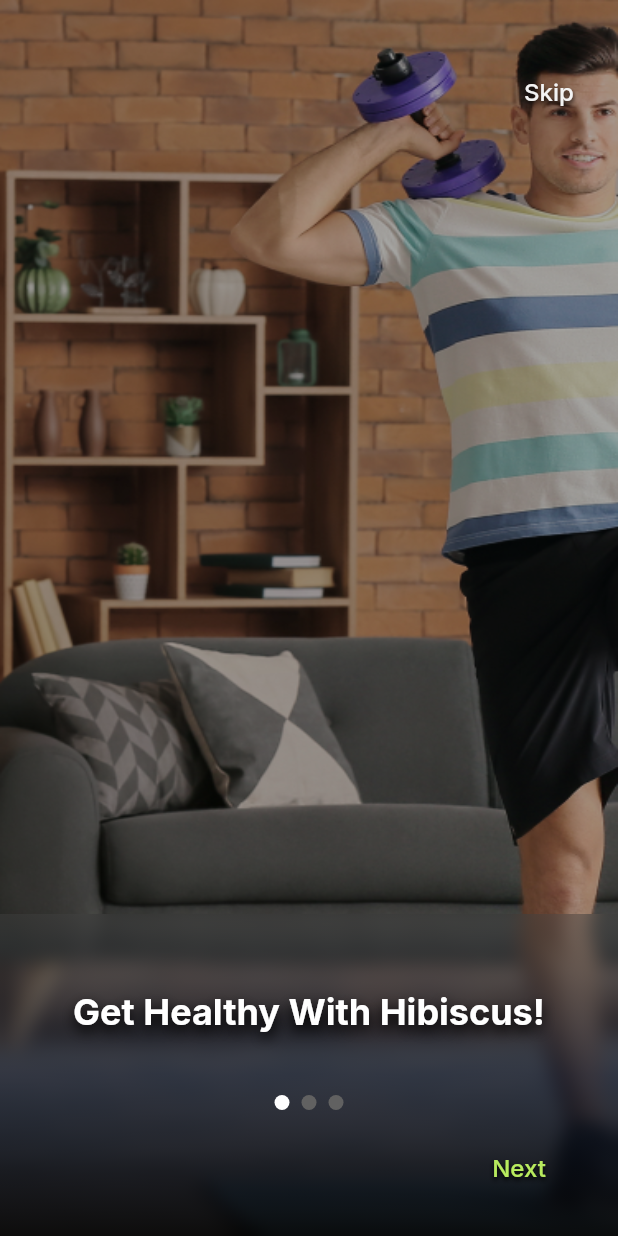
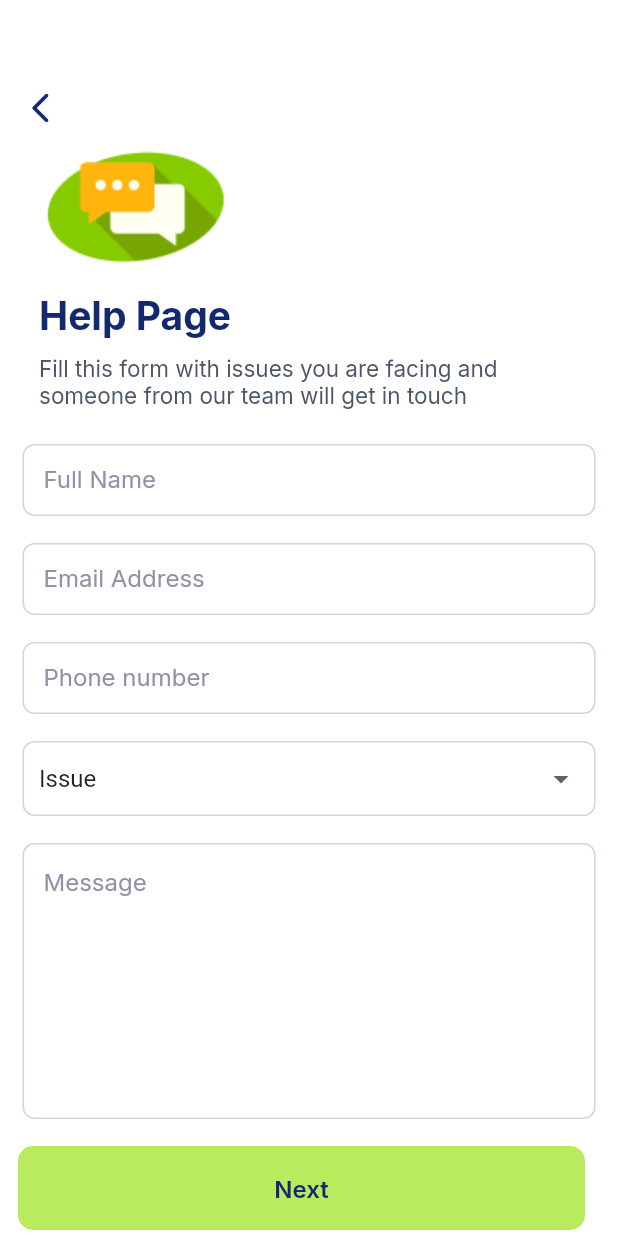
Before and after one commit to kunal1325/hibiscus_health, a Flutter app: the screen it shows after launch, on a phone screen of 412 x 824 dp. Run offline on Flutter 3.47's test engine with Material 2 defaults, Android fonts, the phone set to English and light mode, and no system bars; our stand-ins replace drop_shadow, flutter_screenutil, flutter_spinkit, flutter_svg, get, get_storage and 1 more; missing offline and left inert: country_pickers, phone_number.

Commit message:
Stage 1 Completed

```diff
--- a/lib/app/common/values/app_images.dart
+++ b/lib/app/common/values/app_images.dart
@@ -27,5 +27,8 @@ abstract class AppImages {
   static const String dummy = 'assets/images/pngs/dummy.png';
   static const String checked = 'assets/images/svgs/checked.svg';
 
+  ///Help Us
+
+  static const String help_us = 'assets/images/pngs/help_us.png';
 
 }
--- a/lib/app/common/values/strings.dart
+++ b/lib/app/common/values/strings.dart
@@ -102,7 +102,7 @@ abstract class Strings {
   static const String completeSignUp = 'Complete sign up';
   static const String emptyFirstNameError = 'Please enter First Name';
   static const String emptyLastNameError = 'Please enter Last Name';
-  static const String emptyPhoneNameError = 'Please enter Phone Number';
+  static const String emptyPhoneNumberError = 'Please enter Phone Number';
   static const String emptyDobNameError = 'Please enter Date Of Birth';
   static const String emptyNutritionistCodeNameError = 'Please enter Nutritionist code';
   static const plus_one  = "+1";
@@ -144,6 +144,21 @@ abstract class Strings {
 
 
 
+  static const String helpPage = 'Help Page';
+  static const String helpPageDescription = 'Fill this form with issues you are facing and someone from our team will get in touch ';
+  static const String fullNameHint = 'John Snow';
+  static const String fullName = 'Full Name';
+  static const String issue = 'Issue';
+  static const String messageHint  = 'I am facing issue with ..............';
+  static const String message = 'Message';
+  static const String requestSent = 'You request has been sent!';
+  static const String requestSentDescription = 'You have completed today’s check-in!';
+  static const String done = 'Done';
+
+  static const String emptyFullNameError = 'Please enter Full Name';
+
+
+
 
 
 
--- /dev/null
+++ b/lib/app/modules/help_us/bindings/help_us_binding.dart
@@ -0,0 +1,10 @@
+import '../../../../import.dart';
+
+class HelpUsBinding extends Bindings {
+  @override
+  void dependencies() {
+    Get.lazyPut<HelpUsController>(
+          () => HelpUsController(),
+    );
+  }
+}
--- /dev/null
+++ b/lib/app/modules/help_us/controllers/help_us_controller.dart
@@ -0,0 +1,78 @@
+
+import '../../../../import.dart';
+
+class HelpUsController extends GetxController {
+  final fullNameFocusNode = FocusNode();
+  final emailFocusNode = FocusNode();
+  final phoneFocusNode = FocusNode();
+  final msgFocusNode = FocusNode();
+  final fullNameController = TextEditingController();
+  final emailController = TextEditingController();
+  final phoneController = TextEditingController();
+  final msgController = TextEditingController();
+
+  GlobalKey<FormState> formKeyHelpUs = GlobalKey<FormState>();
+  var isLoading = false.obs;
+  var errorMsg = Strings.emptyString.obs;
+
+  var dropdownValues = [
+    Strings.issue,
+    "Two",
+    "Three",
+    "Four",
+    "Five"
+  ].obs;
+
+  var dropdownValue = Strings.issue.obs;
+
+  String? isValidFullName(String? text) {
+    if (text!.isEmpty) {
+      return Strings.emptyFullNameError;
+    }
+    else
+      return null;
+  }
+  String? isValidEmail(String? text) {
+    if (text!.isEmpty) {
+      return Strings.emptyEmailError;
+    } else if (!GetUtils.isEmail(text))
+      return Strings.invalidEmailError;
+    else
+      return null;
+  }
+  String? isValidPhone(String? text) {
+    if (text!.isEmpty) {
+      return Strings.emptyPhoneNumberError;
+    }
+    else
+      return null;
+  }
+
+  void checkConnectivity() async {
+    isLoading.value = true;
+    Utils.dismissKeyboard();
+    try {
+      var temp = formKeyHelpUs.currentState;
+      if (temp != null && temp.validate()) {
+        var isConnected =
+        await Utils.checkInternetConnectivity();
+        if (isConnected) {
+          errorMsg.value = Strings.emptyString;
+          print("data =================>>>>>>>>>>>>>>>>>");
+          print("email ====================>>>>>>>>>>>>>>>>> ${emailController.text}");
+        } else {
+          errorMsg.value = Strings.noConnection;
+        }
+      }
+    } catch (e) {
+      print(e);
+    }
+    isLoading.value = false;
+  }
+  void navigateToSignUp(){
+    Get.off(SignUpView());
+  }
+
+
+
+}
--- /dev/null
+++ b/lib/app/modules/help_us/views/help_us_view.dart
@@ -0,0 +1,322 @@
+import '../../../../import.dart';
+
+class HelpUsView extends GetView<HelpUsController> {
+  const HelpUsView({super.key});
+
+  @override
+  Widget build(BuildContext context) {
+    return GetBuilder<HelpUsController>(
+      init: HelpUsController(),
+      builder: (controller) => Scaffold(
+        backgroundColor: AppColors.white,
+        resizeToAvoidBottomInset: false,
+        body: Stack(
+          alignment: Alignment.topCenter,
+          children: [
+            Container(
+              width: MediaQuery.of(context).size.width,
+              height: MediaQuery.of(context).size.height,
+              padding: EdgeInsets.symmetric(horizontal: 15),
+              child: SingleChildScrollView(
+                child: Column(
+                  crossAxisAlignment: CrossAxisAlignment.start,
+                  children: [
+                    Padding(
+                      padding: const EdgeInsets.only(top: 60),
+                      child: GestureDetector(
+                        onTap: () {
+                          Get.back();
+                        },
+                        child: Icon(
+                          Icons.arrow_back_ios_new_rounded,
+                          color: AppColors.kPrimaryColor,
+                          size: 24,
+                        ),
+                      ),
+                    ),
+                    Utils.assetImage(AppImages.help_us, height: 106, width: 151),
+                    SizedBox(height: 5,),
+                    Padding(
+                      padding: const EdgeInsets.symmetric(horizontal: 11),
+                      child: Text(
+                        Strings.helpPage,
+                        style: GoogleFonts.inter(
+                          fontSize: 26,
+                          fontWeight: FontWeight.bold,
+                          color: AppColors.kPrimaryColor,
+                        ),
+                      ),
+                    ),
+                    SizedBox(height: 10,),
+                    Padding(
+                      padding: const EdgeInsets.symmetric(horizontal: 11),
+                      child: Text(
+                        Strings.helpPageDescription,
+                        style: GoogleFonts.inter(
+                          fontSize: 15,
+                          fontWeight: FontWeight.w400,
+                          color: AppColors.kPrimaryColorText,
+                        ),
+                      ),
+                    ),
+                    SizedBox(height: 24,),
+
+                    Form(
+                      autovalidateMode: AutovalidateMode.disabled,
+                      key: controller.formKeyHelpUs,
+                      child: Column(
+                        children: [
+                          TextInputField(
+                            fillColor: false,
+                            hintText: Strings.fullNameHint,
+                            labelText: Strings.fullName,
+                            keyboardType: TextInputType.name,
+                            textInputAction: TextInputAction.next,
+                            focusNode: controller.fullNameFocusNode,
+                            requestFocusNode: controller.emailFocusNode,
+                            controller: controller.fullNameController,
+                            validator: controller.isValidFullName,
+                            obscureText: false,
+                            suffixIcon: SizedBox(),
+                            prefixIcon: SizedBox(),
+                          ),
+                          SizedBox(height: 18,),
+                          TextInputField(
+                            fillColor: false,
+                            hintText: Strings.emailHint,
+                            labelText: Strings.email,
+                            keyboardType: TextInputType.emailAddress,
+                            textInputAction: TextInputAction.next,
+                            focusNode: controller.emailFocusNode,
+                            requestFocusNode: controller.phoneFocusNode,
+                            controller: controller.emailController,
+                            validator: controller.isValidEmail,
+                            obscureText: false,
+                            suffixIcon: SizedBox(),
+                            prefixIcon: SizedBox(),
+                          ),
+                          SizedBox(height: 18,),
+                          TextFormField(
+                            decoration: InputDecoration(
+                              hintText: Strings.phoneNumberHint,
+                              labelText: Strings.phoneNumber,
+                              contentPadding: EdgeInsets.only(
+                                top: 14.0,
+                                bottom: 12.0,
+                                left: 14.0,
+                                right: 14.0,
+                              ),
+                              suffixIcon: SizedBox(),
+                              errorStyle: GoogleFonts.inter(
+                                fontSize: 16,
+                                fontWeight: FontWeight.w500,
+                                color: Colors.red,
+                              ),
+                              labelStyle: GoogleFonts.inter(
+                                fontSize: 16,
+                                fontWeight: FontWeight.w400,
+                                color: AppColors.kSecColorText,
+                              ),
+                              hintStyle: GoogleFonts.inter(
+                                fontSize: 16,
+                                fontWeight: FontWeight.w500,
+                                color: AppColors.kSecColorText,
+                              ),
+                              border: OutlineInputBorder(
+                                borderRadius: BorderRadius.circular(8.0),
+                                borderSide: BorderSide(
+                                  color: AppColors.textFieldBorderColor,
+                                  width: 1.0,
+                                ),
+                              ),
+                              enabledBorder: OutlineInputBorder(
+                                borderRadius: BorderRadius.circular(8.0),
+                                borderSide: BorderSide(
+                                  color: AppColors.textFieldBorderColor,
+                                  width: 1.0,
+                                ),
+                              ),
+                              disabledBorder: OutlineInputBorder(
+                                borderRadius: BorderRadius.circular(8.0),
+                                borderSide: BorderSide(
+                                  color: Colors.grey.shade200,
+                                  width: 1.0,
+                                ),
+                              ),
+                              errorBorder: OutlineInputBorder(
+                                borderRadius: BorderRadius.circular(8.0),
+                                borderSide: BorderSide(
+                                  color: Colors.red,
+                                  width: 1.0,
+                                ),
+                              ),
+                              focusedBorder: OutlineInputBorder(
+                                borderRadius: BorderRadius.circular(8.0),
+                                borderSide: BorderSide(
+                                  color: AppColors.kPrimaryColor,
+                                  width: 1.0,
+                                ),
+                              ),
+                              focusedErrorBorder: OutlineInputBorder(
+                                borderRadius: BorderRadius.circular(8.0),
+                                borderSide: BorderSide(
+                                  color: Colors.red,
+                                  width: 1.0,
+                                ),
+                              ),
+                            ),
+                            keyboardType: TextInputType.number,
+                            textInputAction: TextInputAction.next,
+                            focusNode: controller.phoneFocusNode,
+                            controller: controller.phoneController,
+                            validator: controller.isValidPhone,
+                          ),
+                          SizedBox(height: 18,),
+                          Container(
+                            width: Get.width,
+                            padding: EdgeInsets.symmetric(horizontal: 10.0),
+                            decoration: BoxDecoration(
+                              borderRadius: BorderRadius.circular(8.0),
+                                border: Border.all(
+                                  color: AppColors.textFieldBorderColor,
+                                  width: 1.0,
+                                )
+                            ),
+                            child: Obx(() =>
+                                DropdownButtonHideUnderline(
+                                  child: DropdownButton(
+                                    items: controller.dropdownValues
+                                        .map((value) => DropdownMenuItem(
+                                      child: Text(value),
+                                      value: value,
+                                    ))
+                                        .toList(),
+                                    onChanged: ( value) {
+                                      if(value != null){
+                                        controller.dropdownValue.value = value;
+                                      }
+                                      else{
+                                        controller.dropdownValue.value = controller.dropdownValues.first;
+                                      }
+                                    },
+                                    isExpanded: false,
+                                    value: controller.dropdownValue.value,
+                                  ),
+                                ),
+                            )
+                          ),
+                          SizedBox(height: 18,),
+                          TextFormField(
+                            maxLines: 8,
+                            keyboardType: TextInputType.multiline,
+                            textInputAction: TextInputAction.done,
+                            focusNode: controller.msgFocusNode,
+                            controller: controller.msgController,//or null
+                            decoration: InputDecoration(
+                              hintText: Strings.messageHint,
+                              labelText: Strings.message,
+                              alignLabelWithHint: true,
+                              contentPadding: EdgeInsets.only(
+                                top: 20.0,
+                                bottom: 12.0,
+                                left: 14.0,
+                                right: 14.0,
+                              ),
+                              suffixIcon: SizedBox(),
+                              errorStyle: GoogleFonts.inter(
+                                fontSize: 16,
+                                fontWeight: FontWeight.w500,
+                                color: Colors.red,
+                              ),
+                              labelStyle: GoogleFonts.inter(
+                                fontSize: 16,
+                                fontWeight: FontWeight.w400,
+                                color: AppColors.kSecColorText,
+                              ),
+                              hintStyle: GoogleFonts.inter(
+                                fontSize: 16,
+                                fontWeight: FontWeight.w500,
+                                color: AppColors.kSecColorText,
+                              ),
+                              border: OutlineInputBorder(
+                                borderRadius: BorderRadius.circular(8.0),
+                                borderSide: BorderSide(
+                                  color: AppColors.textFieldBorderColor,
+                                  width: 1.0,
+                                ),
+                              ),
+                              enabledBorder: OutlineInputBorder(
+                                borderRadius: BorderRadius.circular(8.0),
+                                borderSide: BorderSide(
+                                  color: AppColors.textFieldBorderColor,
+                                  width: 1.0,
+                                ),
+                              ),
+                              disabledBorder: OutlineInputBorder(
+                                borderRadius: BorderRadius.circular(8.0),
+                                borderSide: BorderSide(
+                                  color: Colors.grey.shade200,
+                                  width: 1.0,
+                                ),
+                              ),
+                              errorBorder: OutlineInputBorder(
+                                borderRadius: BorderRadius.circular(8.0),
+                                borderSide: BorderSide(
+                                  color: Colors.red,
+                                  width: 1.0,
+                                ),
+                              ),
+                              focusedBorder: OutlineInputBorder(
+                                borderRadius: BorderRadius.circular(8.0),
+                                borderSide: BorderSide(
+                                  color: AppColors.kPrimaryColor,
+                                  width: 1.0,
+                                ),
+                              ),
+                              focusedErrorBorder: OutlineInputBorder(
+                                borderRadius: BorderRadius.circular(8.0),
+                                borderSide: BorderSide(
+                                  color: Colors.red,
+                                  width: 1.0,
+                                ),
+                              ),
+                            ),
+                          )
+                        ],
+                      ),
+                    ),
+
+                    SizedBox(height: 21,),
+                    Padding(
+                      padding: EdgeInsets.only(bottom: MediaQuery.of(context).viewInsets.bottom),
+                      child: InkWell(
+                          onTap: () {
+                            controller.checkConnectivity();
+                          },
+                          child: CustomButtons(
+                            weight: Get.width- 40,
+                            height: 50,
+                            color: AppColors.kSecColor,
+                            shadowColor: AppColors.kSecColor,
+                            borderRadius: 10,
+                            title: Strings.next,
+                            fontSize: 16,
+                            fontWeight: FontWeight.w600,
+                            fontColor: AppColors.kPrimaryColor,
+                            withShadow: false,
+                          )
+                      ),
+                    ),
+
+
+                  ],
+                ),
+              ),
+            ),
+
+          ],
+        ),
+      ),
+    );
+  }
+}
--- a/lib/app/modules/sign_up/controllers/sign_up_controller.dart
+++ b/lib/app/modules/sign_up/controllers/sign_up_controller.dart
@@ -142,7 +142,7 @@ class SignUpController extends GetxController {
   }
   String? isValidPhone(String? text) {
     if (text!.isEmpty) {
-      return Strings.emptyPhoneNameError;
+      return Strings.emptyPhoneNumberError;
     }
     else
       return null;
--- a/lib/app/routes/app_pages.dart
+++ b/lib/app/routes/app_pages.dart
@@ -1,5 +1,3 @@
-import 'package:hibiscus_health/app/modules/sign_up/views/complete_profile.dart';
-
 import '../../import.dart';
 
 part 'app_routes.dart';
@@ -68,5 +66,10 @@ abstract class AppPages {
       page: () => ProcessToLoginView(),
       binding: ResetPasswordBinding(),
     ),
+    GetPage(
+      name: _Paths.helpUs,
+      page: () => HelpUsView(),
+      binding: HelpUsBinding(),
+    ),
   ];
 }
--- a/lib/app/routes/app_routes.dart
+++ b/lib/app/routes/app_routes.dart
@@ -2,7 +2,7 @@ part of 'app_pages.dart';
 // DO NOT EDIT. This is code generated via package:get_cli/get_cli.dart
 
 abstract class Routes {
-  static const landingScreen = _Paths.splash  ;
+  static const landingScreen = _Paths.helpUs  ;
 }
 
 abstract class _Paths {
@@ -18,4 +18,5 @@ abstract class _Paths {
   static const resetPassword = '/resetPassword';
   static const updatePassword = '/updatePassword';
   static const processToLogin = '/processToLogin';
+  static const helpUs = '/helpUs';
 }
--- a/lib/import.dart
+++ b/lib/import.dart
@@ -102,3 +102,8 @@ export 'app/modules/reset_password/controllers/reset_password_controller.dart';
 export 'app/modules/reset_password/views/reset_password_view.dart';
 export 'app/modules/reset_password/views/update_password_view.dart';
 export 'app/modules/reset_password/views/proceed_to_login.dart';
+
+/// Help Us
+export 'app/modules/help_us/bindings/help_us_binding.dart';
+export 'app/modules/help_us/controllers/help_us_controller.dart';
+export 'app/modules/help_us/views/help_us_view.dart';
```
Also changed, not shown: assets/images/pngs/help_us.png (added).
